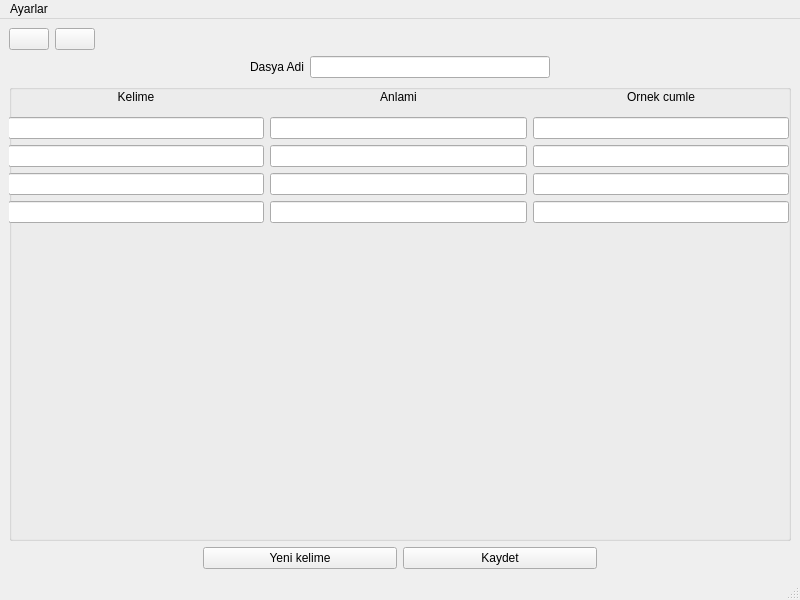
Qt form dosyaici.ui (SuatCobankaya/ingilizce) before a commit.
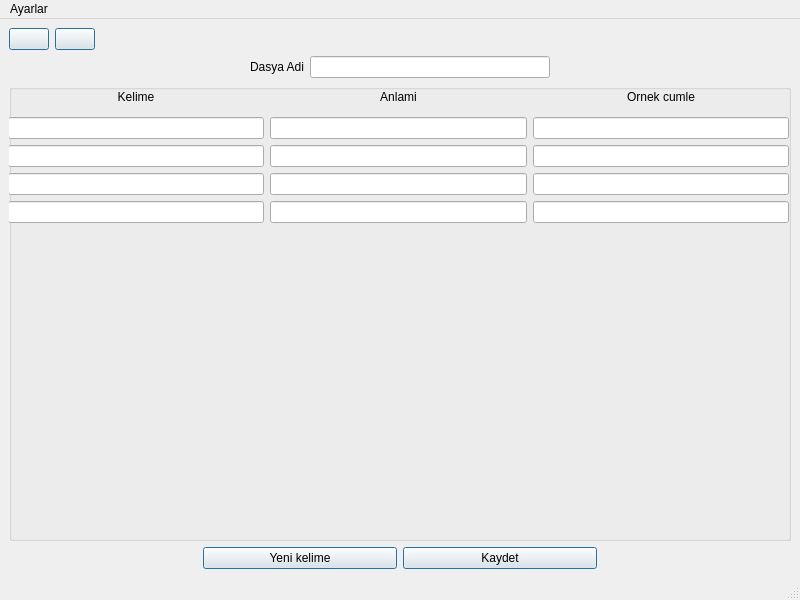
The same form after that commit. Icons and pictures are not drawn.

Patch:
```diff
--- a/dosyaici.ui
+++ b/dosyaici.ui
@@ -29,7 +29,11 @@
          <string/>
         </property>
         <property name="icon">
-         <iconset theme="QIcon::ThemeIcon::GoPrevious"/>
+         <iconset>
+          <normaloff>geri.png</normaloff>geri.png</iconset>
+        </property>
+        <property name="default">
+         <bool>true</bool>
         </property>
        </widget>
       </item>
@@ -39,7 +43,11 @@
          <string/>
         </property>
         <property name="icon">
-         <iconset theme="QIcon::ThemeIcon::GoHome"/>
+         <iconset>
+          <normaloff>main.png</normaloff>main.png</iconset>
+        </property>
+        <property name="default">
+         <bool>true</bool>
         </property>
        </widget>
       </item>
@@ -209,6 +217,9 @@
         <property name="text">
          <string>Yeni kelime</string>
         </property>
+        <property name="default">
+         <bool>true</bool>
+        </property>
        </widget>
       </item>
       <item>
@@ -222,6 +233,9 @@
         <property name="text">
          <string>Kaydet</string>
         </property>
+        <property name="default">
+         <bool>true</bool>
+        </property>
        </widget>
       </item>
       <item>
```
